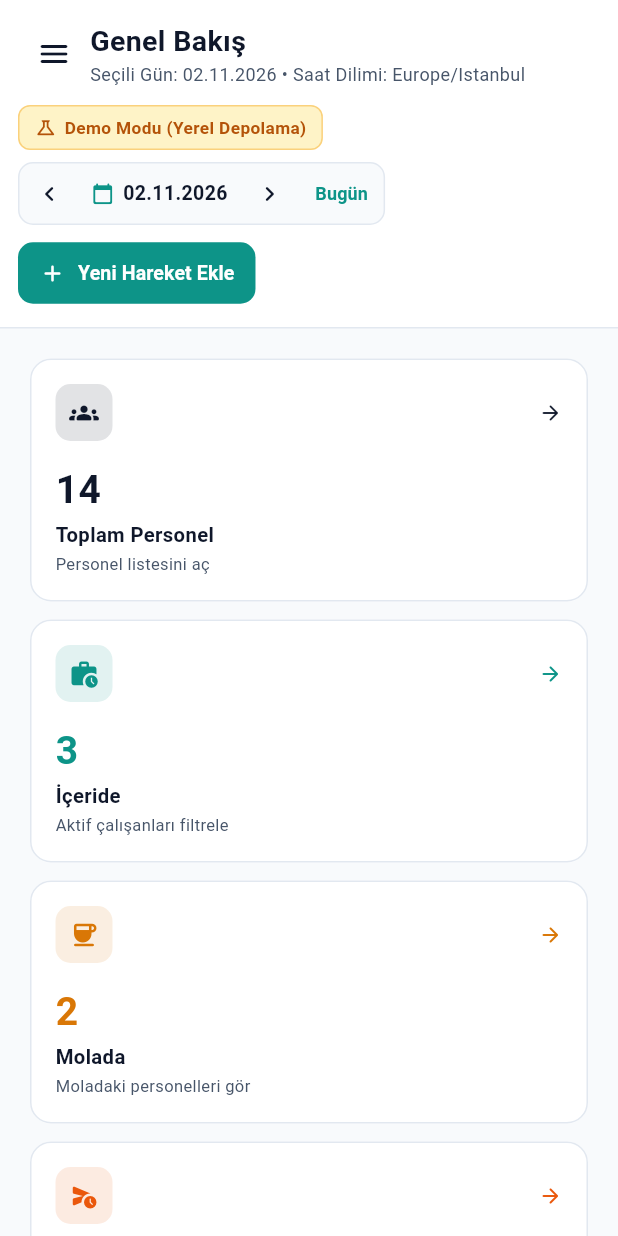
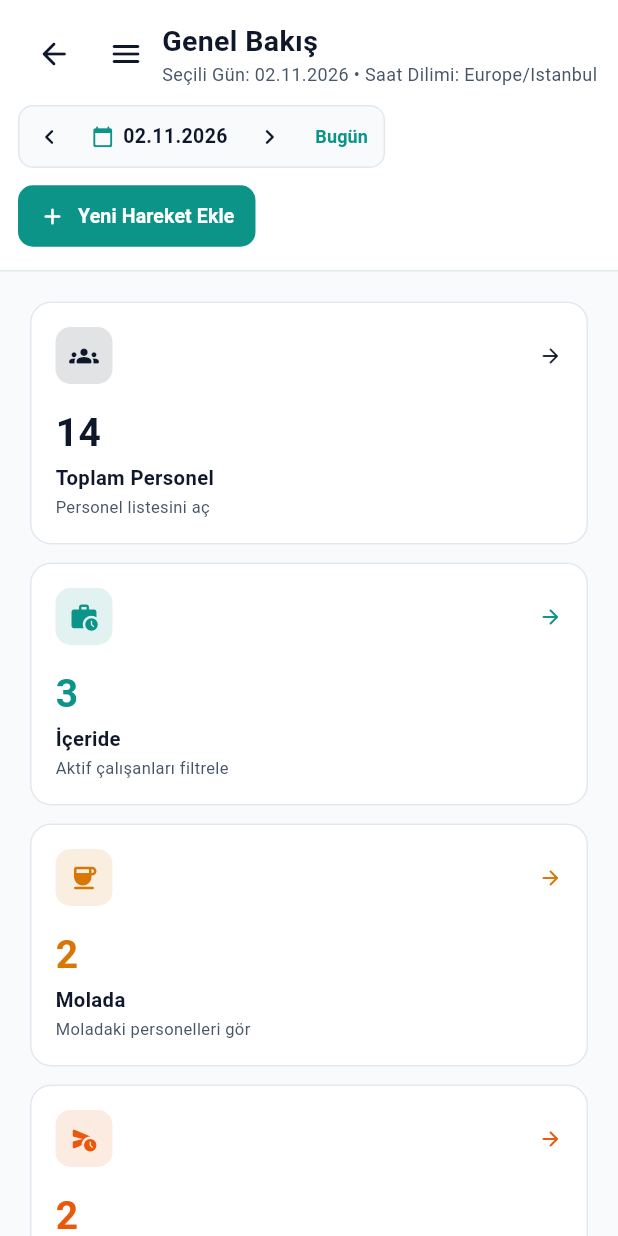
Before and after one commit to huseyincanli20/pdks-flutter, a Flutter app: the EmployeeMovementManagementScreen screen opened directly, on a phone screen of 412 x 824 dp. Run offline on Flutter 3.47's test engine with Material 3 defaults, Android fonts, the phone set to English and light mode, and no system bars; our stand-ins replace file_picker, geolocator, image_picker, local_auth, qr_flutter, shared_preferences; missing offline and left inert: dart:html, dart:js, mobile_scanner; accounts and stored records are empty; network calls fail.

Commit message:
fix: Remove Demo Modu indicators and fix Ana Sayfaya Don navigation

```diff
--- a/lib/views/movement_management/employee_movement_management_screen.dart
+++ b/lib/views/movement_management/employee_movement_management_screen.dart
@@ -439,76 +439,43 @@ class _EmployeeMovementManagementScreenState
               ],
             ),
           ),
-          // Demo Modu & Saat Dilimi Bilgi Kartı
-          Container(
-            margin: const EdgeInsets.all(14),
-            padding: const EdgeInsets.all(12),
-            decoration: BoxDecoration(
-              color: kNavySecondary,
-              borderRadius: BorderRadius.circular(12),
-              border: Border.all(color: kTurquoise.withOpacity(0.4)),
-            ),
-            child: Column(
-              crossAxisAlignment: CrossAxisAlignment.start,
-              children: [
-                const Row(
-                  children: [
-                    Icon(Icons.info_outline_rounded, color: Color(0xFF2DD4BF), size: 16),
-                    SizedBox(width: 6),
-                    Expanded(
-                      child: Text(
-                        'Demo Modu Aktif',
-                        style: TextStyle(
-                          color: Color(0xFF2DD4BF),
-                          fontWeight: FontWeight.bold,
-                          fontSize: 12,
-                        ),
-                      ),
-                    ),
-                  ],
-                ),
-                const SizedBox(height: 6),
-                const Text(
-                  'Veriler yerel depoda (localStorage) kalıcı saklanır. Gerçek turnike cihazı bağlantısı yoktur.',
-                  style: TextStyle(color: Color(0xFF94A3B8), fontSize: 11, height: 1.35),
-                ),
-                const SizedBox(height: 6),
-                const Text(
-                  'Saat Dilimi: Europe/Istanbul',
-                  style: TextStyle(
-                    color: Colors.white70,
-                    fontSize: 10.5,
-                    fontWeight: FontWeight.w600,
-                  ),
-                ),
-                if (widget.onBackToPortal != null || Navigator.canPop(context)) ...[
-                  const SizedBox(height: 10),
-                  SizedBox(
-                    width: double.infinity,
-                    child: OutlinedButton.icon(
-                      style: OutlinedButton.styleFrom(
-                        foregroundColor: Colors.white,
-                        side: const BorderSide(color: Colors.white24),
-                        padding: const EdgeInsets.symmetric(vertical: 8),
-                      ),
-                      icon: const Icon(Icons.arrow_back_rounded, size: 15),
-                      label: const Text('Ana Portala Dön', style: TextStyle(fontSize: 11.5)),
-                      onPressed: () {
-                        if (widget.onBackToPortal != null) {
-                          widget.onBackToPortal!();
-                        } else if (Navigator.canPop(context)) {
-                          Navigator.pop(context);
-                        }
-                      },
-                    ),
-                  ),
-                ],
-              ],
+          // Ana Sayfaya / Portala Dön Butonu
+          Padding(
+            padding: const EdgeInsets.all(14),
+            child: SizedBox(
+              width: double.infinity,
+              child: ElevatedButton.icon(
+                style: ElevatedButton.styleFrom(
+                  backgroundColor: kNavySecondary,
+                  foregroundColor: Colors.white,
+                  elevation: 0,
+                  side: BorderSide(color: kTurquoise.withOpacity(0.5)),
+                  padding: const EdgeInsets.symmetric(vertical: 12, horizontal: 14),
+                  shape: RoundedRectangleBorder(borderRadius: BorderRadius.circular(10)),
+                ),
+                icon: const Icon(Icons.arrow_back_rounded, size: 17, color: Color(0xFF2DD4BF)),
+                label: const Text(
+                  'Ana Sayfaya Dön',
+                  style: TextStyle(fontSize: 13, fontWeight: FontWeight.bold, color: Colors.white),
+                ),
+                onPressed: _returnToMainPortal,
+              ),
             ),
           ),
         ],
       ),
     );
+  }
+
+  void _returnToMainPortal() {
+    if (widget.onBackToPortal != null) {
+      widget.onBackToPortal!();
+      return;
+    }
+    final nav = Navigator.of(context, rootNavigator: true);
+    if (nav.canPop()) {
+      nav.popUntil((route) => route.isFirst);
+    }
   }
 
   // ===========================================================================
@@ -539,6 +506,11 @@ class _EmployeeMovementManagementScreenState
           Row(
             mainAxisSize: MainAxisSize.min,
             children: [
+              IconButton(
+                icon: const Icon(Icons.arrow_back_rounded, color: kTextPrimary),
+                tooltip: 'Ana Sayfaya Dön',
+                onPressed: _returnToMainPortal,
+              ),
               if (!isDesktop)
                 Builder(
                   builder: (ctx) => IconButton(
@@ -571,31 +543,6 @@ class _EmployeeMovementManagementScreenState
             spacing: 10,
             runSpacing: 8,
             children: [
-              // Demo Modu Rozeti
-              Container(
-                padding: const EdgeInsets.symmetric(horizontal: 10, vertical: 6),
-                decoration: BoxDecoration(
-                  color: const Color(0xFFFEF3C7),
-                  borderRadius: BorderRadius.circular(8),
-                  border: Border.all(color: const Color(0xFFF59E0B).withOpacity(0.4)),
-                ),
-                child: const Row(
-                  mainAxisSize: MainAxisSize.min,
-                  children: [
-                    Icon(Icons.science_outlined, size: 15, color: Color(0xFFB45309)),
-                    SizedBox(width: 5),
-                    Text(
-                      'Demo Modu (Yerel Depolama)',
-                      style: TextStyle(
-                        fontSize: 11.5,
-                        fontWeight: FontWeight.bold,
-                        color: Color(0xFFB45309),
-                      ),
-                    ),
-                  ],
-                ),
-              ),
-
               // Tarih Seçici (gg.aa.yyyy)
               Container(
                 decoration: BoxDecoration(
```
Also changed, not shown: 1 other file.
